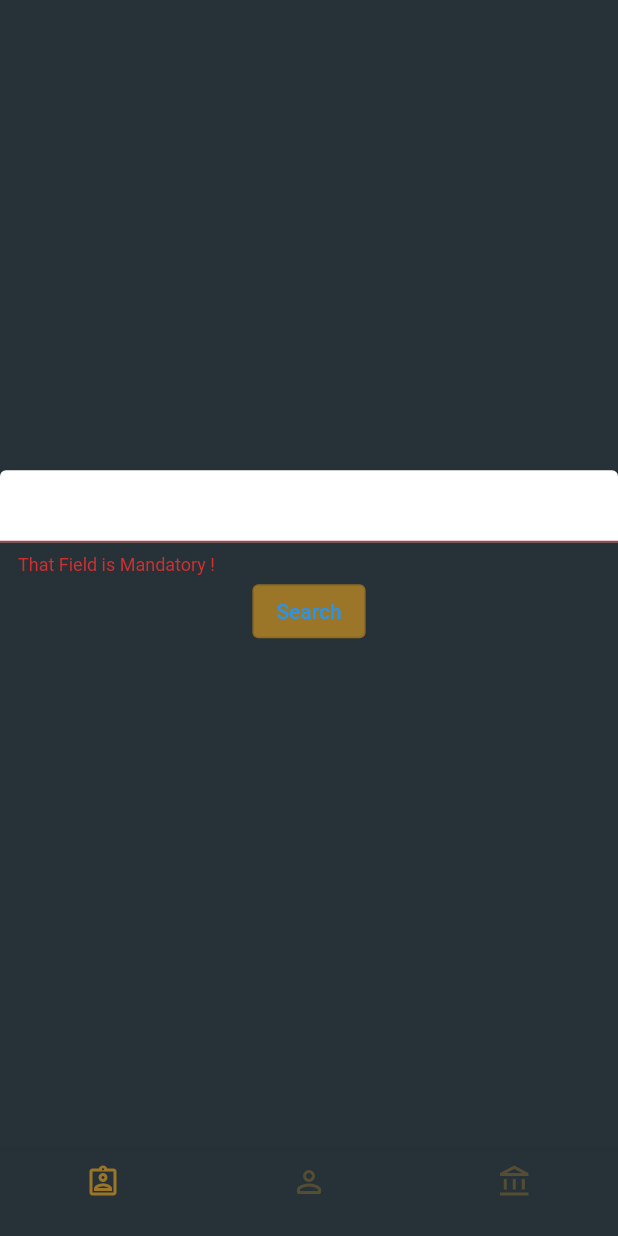
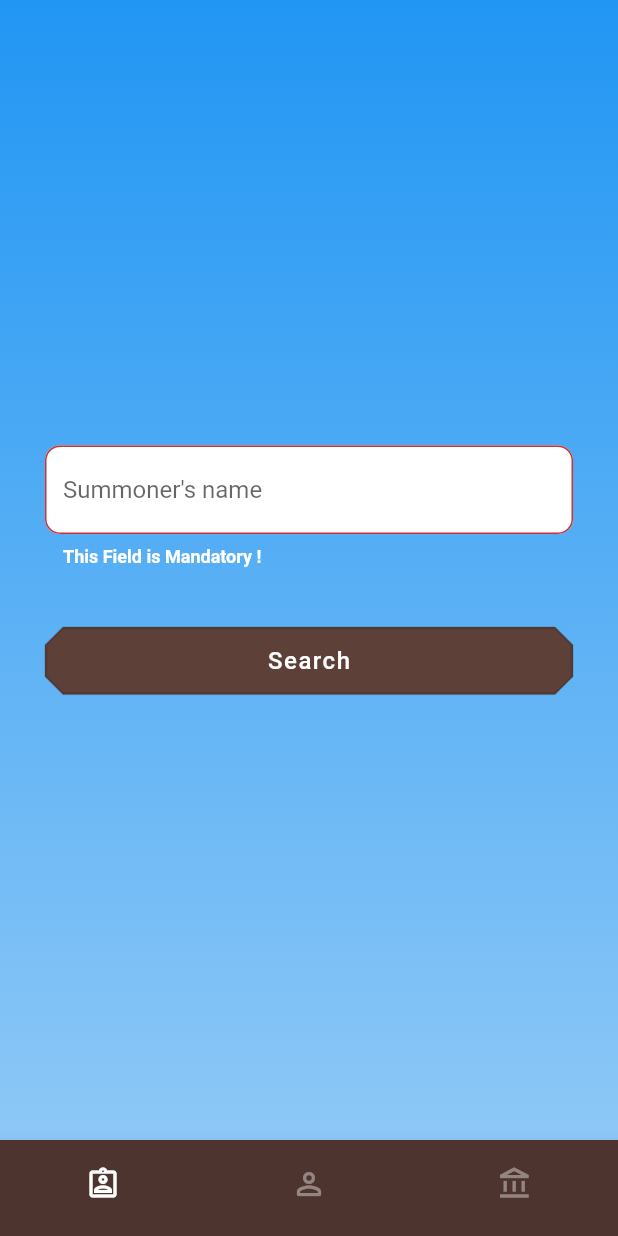
Before and after one commit to HerrisonF/legends_panel, a Flutter app: the screen it shows after launch, after a tap on "Search", on a phone screen of 412 x 824 dp. Run offline on Flutter 3.47's test engine with Material 2 defaults, Android fonts, the phone set to English and light mode, and no system bars; our stand-ins replace dio, get, get_storage, google_fonts, logger, progress_indicators; network calls fail.

Commit message:
Ajuste de splashscreen e procura de game

```diff
--- a/lib/app/constants/assets.dart
+++ b/lib/app/constants/assets.dart
@@ -1,6 +1,7 @@
 final String imageAssetsRoot = "images/";
-final String objRockTl = _getImagePath("objRockTl.png");
-final String objRockTr = _getImagePath("objRockTr.png");
+final String imageRockTopLeft = _getImagePath("objRockTl.png");
+final String imageRockTopRight = _getImagePath("objRockTr.png");
+final String imagePengu = _getImagePath("objPengu.png");
 
 String _getImagePath(String fileName){
   return imageAssetsRoot + fileName;
--- a/lib/app/controller/master_controller/master_controller.dart
+++ b/lib/app/controller/master_controller/master_controller.dart
@@ -25,7 +25,7 @@ class MasterController {
     await getChampionList();
     await getSummonerSpells();
     await getMapList();
-    Get.offAllNamed(Routes.MASTER);
+   Get.offAllNamed(Routes.MASTER);
   }
 
   readPersistedUser() async {
--- a/lib/app/data/provider/general/master_provider.dart
+++ b/lib/app/data/provider/general/master_provider.dart
@@ -109,7 +109,7 @@ class MasterProvider {
     User user = User();
     try{
       String userString = await box.read(PROFILE_KEY);
-      if(userString.isNotEmpty){
+      if(userString != null || userString.isNotEmpty){
         return User.fromJson(jsonDecode(userString));
       }
       _logger.i("No userProfile persisted found ...");
--- a/lib/app/translations/en_US/en_us_translations.dart
+++ b/lib/app/translations/en_US/en_us_translations.dart
@@ -1,7 +1,9 @@
 final Map<String, String> enUs = {
-  'APP_NAME' : 'LOL PLAYER',
+  'APP_NAME_TITLE' : 'Watch',
+  'APP_NAME_SUB_TITLE' : 'Summoner',
   'TITLE_HOME_PAGE' : 'Current Game',
-  'INPUT_VALIDATOR_HOME' : 'That Field is Mandatory !',
+  'HINT_SUMMONER_NAME' : 'Summoner\'s name',
+  'INPUT_VALIDATOR_HOME' : 'This Field is Mandatory !',
   'BUTTON_MESSAGE_SEARCH' : 'Search',
   'BUTTON_MESSAGE_USER_NOT_FOUND' : 'User not found !',
   'BUTTON_MESSAGE_GAME_NOT_FOUND' : 'That user isn\'t playing !',
--- a/lib/app/translations/pt_BR/pt_br_translations.dart
+++ b/lib/app/translations/pt_BR/pt_br_translations.dart
@@ -1,5 +1,7 @@
 final Map<String, String> ptBr = {
-  'APP_NAME' : 'LOL PLAYER',
+  'APP_NAME_TITLE' : 'Watch',
+  'APP_NAME_SUB_TITLE' : 'Summoner',
+  'HINT_SUMMONER_NAME' : 'Nome do invocador',
   'TITLE_HOME_PAGE' : 'Jogo Atual',
   'INPUT_VALIDATOR_HOME' : 'Esse campo é obrigatório !',
   'BUTTON_MESSAGE_SEARCH' : 'Procurar',
--- a/lib/app/ui/android/pages/current_game_page/current_game_page.dart
+++ b/lib/app/ui/android/pages/current_game_page/current_game_page.dart
@@ -1,3 +1,4 @@
+import 'package:flutter/cupertino.dart';
 import 'package:flutter/material.dart';
 import 'package:get/get.dart';
 import 'package:legends_panel/app/controller/current_game_controller/current_game_controller.dart';
@@ -31,15 +32,96 @@ class _CurrentGamePageState extends State<CurrentGamePage> {
 
   @override
   Widget build(BuildContext context) {
-    return Scaffold(
-      backgroundColor: Theme.of(context).backgroundColor,
-      body: Column(
+    return Container(
+      decoration: BoxDecoration(
+        gradient: LinearGradient(
+          colors: [
+            Theme.of(context).primaryColor,
+            Theme.of(context).primaryColor.withOpacity(0.5),
+          ],
+          begin: FractionalOffset.topCenter,
+          end: FractionalOffset.bottomCenter,
+        ),
+      ),
+      child: Container(
+        margin: EdgeInsets.symmetric(horizontal: 30),
+        child: Column(
           mainAxisAlignment: MainAxisAlignment.center,
           children: [
+            _inputSummonerName(),
             Container(
+                margin: EdgeInsets.only(top: 40),
+                child: _searchForSummonerButton(context)),
+            //_dropDownRegion(),
+          ],
+        ),
+      ),
+    );
+  }
+
+  Container _dropDownRegion() {
+    return Container(
+      child: DropdownButton(
+        hint: Text('Please choose a location'),
+        value: _selectedLocation,
+        onChanged: (newValue) {
+          setState(() {
+            _selectedLocation = newValue.toString();
+          });
+        },
+        items: _locations.map((location) {
+          return DropdownMenuItem(
+            child: new Text(location),
+            value: location,
+          );
+        }).toList(),
+      ),
+    );
+  }
+
+  Container _searchForSummonerButton(BuildContext context) {
+    return Container(
+      width: MediaQuery.of(context).size.width,
+      height: 45,
+      child: Obx(
+        () {
+          return _currentGameController.isLoadingUser.value
+              ? JumpingDotsProgressIndicator(
+                  fontSize: 30,
+                  color: Colors.white,
+                )
+              : OutlinedButton(
+                  child: Text(
+                    _currentGameController.buttonMessage.value,
+                    style: TextStyle(
+                        color: Colors.white,
+                        fontSize: 16,
+                        fontWeight: FontWeight.w500,
+                        letterSpacing: 1),
+                  ),
+                  onPressed: _currentGameController.isShowingMessage.value
+                      ? null
+                      : () {
+                          _submit();
+                        },
+                );
+        },
+      ),
+    );
+  }
+
+  Container _inputSummonerName() {
+    return Container(
       child: Form(
         key: formKey,
         child: TextFormField(
+          decoration: InputDecoration(
+            hintText: "HINT_SUMMONER_NAME".tr,
+            errorStyle: TextStyle(
+              fontWeight: FontWeight.bold,
+              color: Colors.white,
+            ),
+          ),
           controller: _currentGameController.userNameInputController,
           onFieldSubmitted: (value) {
             _submit();
@@ -53,54 +135,6 @@ class _CurrentGamePageState extends State<CurrentGamePage> {
           },
         ),
       ),
-          ),
-          Container(
-            child: Obx(
-              () {
-                return _currentGameController.isLoadingUser.value
-                    ? JumpingDotsProgressIndicator(
-                        fontSize: 30,
-                        color: Theme.of(context).primaryColor,
-                      )
-                    : OutlinedButton(
-                        child: Text(_currentGameController.buttonMessage.value),
-                        onPressed: _currentGameController.isShowingMessage.value
-                            ? null
-                            : () {
-                                _submit();
-                              },
-                      );
-              },
-            ),
-          ),
-          // Container(
-          //   child: DropdownButton(
-          //     hint: Text('Please choose a location'),
-          //     value: _selectedLocation,
-          //     onChanged: (newValue) {
-          //       setState(() {
-          //         _selectedLocation = newValue.toString();
-          //       });
-          //     },
-          //     items: _locations.map((location) {
-          //       return DropdownMenuItem(
-          //         child: new Text(location),
-          //         value: location,
-          //       );
-          //     }).toList(),
-          //   ),
-          // ),
-          Container(
-            child: Text(
-              _currentGameController.getLoLVersion(),
-              style: TextStyle(
-                color: Colors.white,
-                fontSize: 20,
-              ),
-            ),
-          ),
-        ],
-      ),
     );
   }
 
--- a/lib/app/ui/android/pages/master_page/master_page.dart
+++ b/lib/app/ui/android/pages/master_page/master_page.dart
@@ -6,7 +6,6 @@ import 'package:legends_panel/app/ui/android/pages/current_game_page/current_gam
 import 'package:legends_panel/app/ui/android/pages/profile_page/profile_page.dart';
 
 class MasterPage extends StatelessWidget {
-
   final MasterController _masterController = Get.find<MasterController>();
 
   @override
@@ -22,9 +21,9 @@ class MasterPage extends StatelessWidget {
           ],
         ),
         bottomNavigationBar: BottomNavigationBar(
-          selectedItemColor: Theme.of(context).primaryColor,
-          unselectedItemColor: Theme.of(context).primaryColor.withOpacity(0.4),
-          backgroundColor: Theme.of(context).backgroundColor,
+          selectedItemColor: Colors.white,
+          unselectedItemColor: Colors.white.withOpacity(0.4),
+          backgroundColor: Colors.brown[800],
           currentIndex: _masterController.currentPageIndex.value,
           onTap: _masterController.changeCurrentPageIndex,
           items: bottomNavigatorItems(),
@@ -36,15 +35,22 @@ class MasterPage extends StatelessWidget {
   bottomNavigatorItems() {
     return <BottomNavigationBarItem>[
       BottomNavigationBarItem(
-        icon: Icon(Icons.assignment_ind_outlined),
+        icon: Container(
+          margin: EdgeInsets.only(top: 10),
+          child: Icon(Icons.assignment_ind_outlined),
+        ),
         label: "",
       ),
       BottomNavigationBarItem(
-        icon: Icon(Icons.perm_identity_rounded),
+        icon: Container(
+            margin: EdgeInsets.only(top: 10),
+            child: Icon(Icons.perm_identity_rounded)),
         label: "",
       ),
       BottomNavigationBarItem(
-        icon: Icon(Icons.account_balance_outlined),
+        icon: Container(
+            margin: EdgeInsets.only(top: 10),
+            child: Icon(Icons.account_balance_outlined)),
         label: "",
       ),
     ];
--- a/lib/app/ui/android/pages/splashscreen_page/splashscreen.dart
+++ b/lib/app/ui/android/pages/splashscreen_page/splashscreen.dart
@@ -6,67 +6,134 @@ import 'package:legends_panel/app/constants/assets.dart';
 import 'package:legends_panel/app/controller/splashscreen_controller/splashscreen_controller.dart';
 
 class SplashScreen extends StatefulWidget {
-
   @override
   _SplashScreenState createState() => _SplashScreenState();
 }
 
-class _SplashScreenState extends State<SplashScreen> {
-  SplashscreenController _splashscreenController = Get.put(SplashscreenController());
+class _SplashScreenState extends State<SplashScreen>
+    with SingleTickerProviderStateMixin {
+  SplashscreenController _splashscreenController =
+      Get.put(SplashscreenController());
+
+  late AnimationController _controller;
+
+  late Animation<double> _animation;
 
   @override
   void initState() {
+    _controller = AnimationController(
+      vsync: this,
+      duration: Duration(seconds: 2),
+    );
+    _animation = Tween(begin: 0.0, end: 1.0).animate(_controller);
+    _controller.repeat(reverse: true);
     _splashscreenController.start();
     super.initState();
+  }
+
+  @override
+  void dispose() {
+    _controller.dispose();
+    super.dispose();
   }
 
   @override
   Widget build(BuildContext context) {
     return Scaffold(
       body: Container(
+        height: MediaQuery.of(context).size.height,
+        width: MediaQuery.of(context).size.width,
         decoration: BoxDecoration(
           gradient: LinearGradient(
               colors: [
                 Theme.of(context).primaryColor,
-              Theme.of(context).primaryColor.withOpacity(0.7),
+                Theme.of(context).primaryColor.withOpacity(0.1),
               ],
               begin: FractionalOffset.topCenter,
-            end: FractionalOffset.bottomCenter
-          ),
+              end: FractionalOffset.bottomCenter),
         ),
         child: Stack(
           children: [
             Positioned(
               child: Image(
-                image: AssetImage(objRockTr),
-                height: MediaQuery.of(context).size.height / 2,
+                image: AssetImage(imageRockTopRight),
+                height: MediaQuery.of(context).size.height / 2.5,
               ),
               left: 0,
               top: 0,
             ),
             Positioned(
               child: Image(
-                image: AssetImage(objRockTl),
-                height: MediaQuery.of(context).size.height / 2,
+                image: AssetImage(imageRockTopRight),
+                height: MediaQuery.of(context).size.height / 2.5,
+              ),
+              left: MediaQuery.of(context).size.width / 2,
+              top: 150,
+            ),
+            Positioned(
+              child: Image(
+                image: AssetImage(imageRockTopLeft),
+                height: MediaQuery.of(context).size.height / 2.5,
+              ),
+              left: MediaQuery.of(context).size.width / 1.5,
+              top: -150,
+            ),
+            Positioned(
+              child: Image(
+                image: AssetImage(imageRockTopLeft),
+                height: MediaQuery.of(context).size.height / 2.2,
               ),
               left: 0,
               bottom: 0,
             ),
-            Center(
-              child: AnimatedContainer(
-                duration: Duration(seconds: 1),
-                curve: Curves.easeIn,
+            Positioned(
+              child: Image(
+                image: AssetImage(imageRockTopLeft),
+                height: MediaQuery.of(context).size.height / 2.2,
+              ),
+              left: MediaQuery.of(context).size.width / 2,
+              bottom: MediaQuery.of(context).size.width / 2,
+            ),
+            Positioned(
+              child: Image(
+                image: AssetImage(imagePengu),
+                height: MediaQuery.of(context).size.height / 2.5,
+              ),
+              right: 0,
+              bottom: 0,
+            ),
+            _title(context),
+            _subTitle(context),
+          ],
+        ),
+      ),
+    );
+  }
+
+  Widget _subTitle(BuildContext context) {
+    return _textSplashscreenMaker(
+        "APP_NAME_SUB_TITLE".tr, MediaQuery.of(context).size.height / 2.1);
+  }
+
+  Widget _title(BuildContext context) {
+    return _textSplashscreenMaker(
+        "APP_NAME_TITLE".tr, MediaQuery.of(context).size.height / 2.5);
+  }
+
+  Widget _textSplashscreenMaker(String text, double margin) {
+    return Container(
+      margin: EdgeInsets.only(top: margin),
+      alignment: Alignment.topCenter,
+      child: FadeTransition(
+        opacity: _animation,
         child: Text(
-                  "APP_NAME".tr,
+          text,
           style: GoogleFonts.montserrat(
             textStyle: TextStyle(
               color: Colors.white,
               shadows: [
                 BoxShadow(
-                            color: Theme.of(context).primaryColor,
-                            blurRadius: 2,
-                            offset: Offset(0,2)
-                        ),
+                    color: Colors.black, blurRadius: 16, offset: Offset(0, 2)),
               ],
               fontSize: 40,
               fontWeight: FontWeight.w700,
@@ -74,10 +141,6 @@ class _SplashScreenState extends State<SplashScreen> {
           ),
         ),
       ),
-            ),
-          ],
-        ),
-      ),
     );
   }
 }
--- a/lib/app/ui/theme/app_theme.dart
+++ b/lib/app/ui/theme/app_theme.dart
@@ -1,20 +1,24 @@
+import 'dart:ui';
+
 import 'package:flutter/material.dart';
 import 'package:google_fonts/google_fonts.dart';
 
 final ThemeData appThemeData = ThemeData(
-  primaryColor: Color(0xff9B7628),
+    primaryColor: Colors.blue,
     backgroundColor: Colors.blueGrey[900],
-  accentColor: Colors.white70,
     inputDecorationTheme: InputDecorationTheme(
       labelStyle: GoogleFonts.montserrat(
         color: Colors.white,
       ),
       fillColor: Colors.white,
       filled: true,
+      border: OutlineInputBorder(
+        borderRadius: BorderRadius.circular(10.0),
+      ),
     ),
     outlinedButtonTheme: OutlinedButtonThemeData(
       style: OutlinedButton.styleFrom(
-      backgroundColor: Color(0xff9B7628),
+        shape: BeveledRectangleBorder(borderRadius: BorderRadius.circular(12)),
+        backgroundColor: Colors.brown[700],
       ),
-  )
-);
+    ));
```
Also changed, not shown: lib/app/controller/splashscreen_controller/splashscreen_controller.dart (+3 -5 lines), images/objPengu.png (added). Lines whose indentation alone changed are shown as unchanged.
